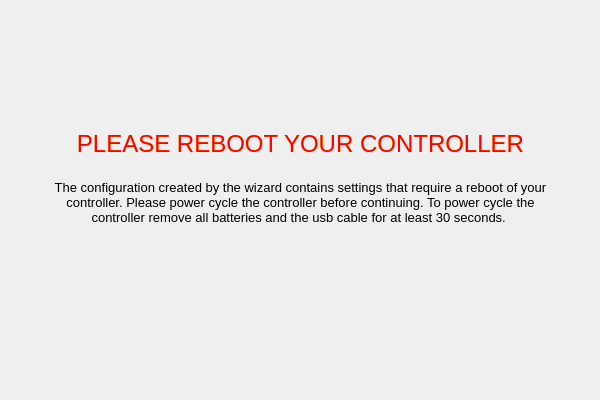
The window that ground/openpilotgcs/src/plugins/setupwizard/pages/rebootpage.ui (openpilot/OpenPilot) describes before a commit, drawn with Qt 5.
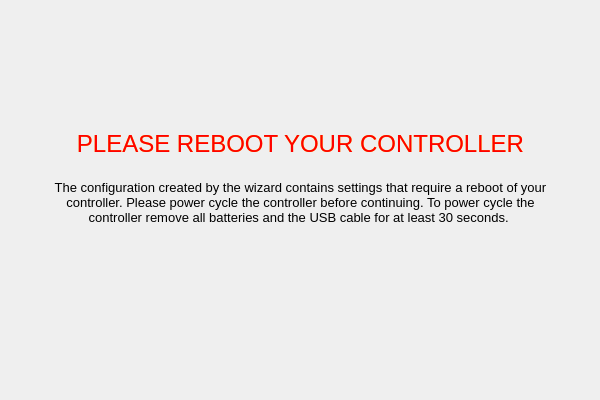
The same window after the commit.

What changed in the file:
```diff
--- a/ground/openpilotgcs/src/plugins/setupwizard/pages/rebootpage.ui
+++ b/ground/openpilotgcs/src/plugins/setupwizard/pages/rebootpage.ui
@@ -50,7 +50,7 @@
 &lt;html&gt;&lt;head&gt;&lt;meta name=&quot;qrichtext&quot; content=&quot;1&quot; /&gt;&lt;style type=&quot;text/css&quot;&gt;
 p, li { white-space: pre-wrap; }
 &lt;/style&gt;&lt;/head&gt;&lt;body style=&quot; font-family:'MS Shell Dlg 2'; font-size:8pt; font-weight:400; font-style:normal;&quot;&gt;
-&lt;p align=&quot;center&quot; style=&quot; margin-top:0px; margin-bottom:0px; margin-left:0px; margin-right:0px; -qt-block-indent:0; text-indent:0px;&quot;&gt;&lt;span style=&quot; font-size:10pt; color:#000000;&quot;&gt;The configuration created by the wizard contains settings that require a reboot of your controller. Please power cycle the controller before continuing. To power cycle the controller remove all batteries and the usb cable for at least 30 seconds. &lt;/span&gt;&lt;/p&gt;&lt;/body&gt;&lt;/html&gt;</string>
+&lt;p align=&quot;center&quot; style=&quot; margin-top:0px; margin-bottom:0px; margin-left:0px; margin-right:0px; -qt-block-indent:0; text-indent:0px;&quot;&gt;&lt;span style=&quot; font-size:10pt; color:#000000;&quot;&gt;The configuration created by the wizard contains settings that require a reboot of your controller. Please power cycle the controller before continuing. To power cycle the controller remove all batteries and the USB cable for at least 30 seconds. &lt;/span&gt;&lt;/p&gt;&lt;/body&gt;&lt;/html&gt;</string>
    </property>
    <property name="alignment">
     <set>Qt::AlignLeading|Qt::AlignLeft|Qt::AlignTop</set>
```
